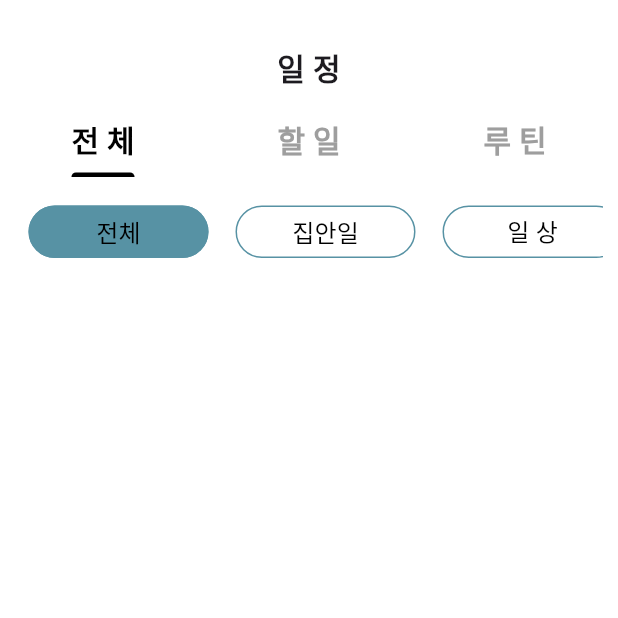
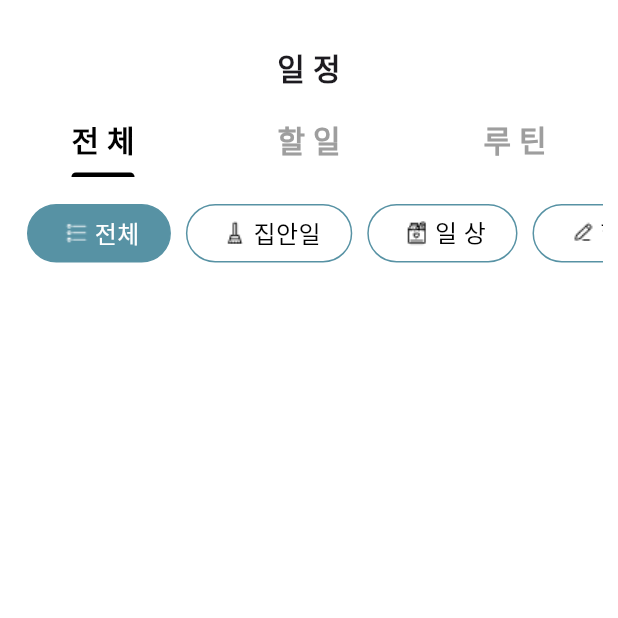
Before and after one commit to lojo0307/KingMaker, a Flutter app: the ScheduleMain screen opened directly, on a phone screen of 412 x 824 dp, the top half of it. Run offline on Flutter 3.47's test engine with Material 2 defaults, Android fonts, the phone set to English and light mode, and no system bars; drawn by our look-alikes of custom_radio_grouped_button; our stand-ins replace dio, firebase_core, firebase_messaging, flutter_dotenv, flutter_local_notifications, flutter_secure_storage and 4 more; missing offline and left inert: date_picker_plus, flame, flutter_animated_dialog, flutter_flip_card, kakao_flutter_sdk, time_picker_sheet; accounts and stored records are empty; network calls fail; Roboto replaces fonts that are missing (PretendardBold); statements that could not run were skipped.

Commit message:
Merge: 카테고리별 이미지 및 일정 제목 긴 경우 처리 추가

```diff
--- a/frontend/kingmaker/lib/page/todo_detail_page.dart
+++ b/frontend/kingmaker/lib/page/todo_detail_page.dart
@@ -85,7 +85,8 @@ class _TodoDetailPageState extends State<TodoDetailPage> {
                                 mainAxisAlignment:
                                     MainAxisAlignment.spaceBetween,
                                 children: [
-                                  Container(
+                                  Expanded(
+                                    child: Container(
                                       child: Row(
                                         children: [
                                           Image.asset(
@@ -96,11 +97,20 @@ class _TodoDetailPageState extends State<TodoDetailPage> {
                                           SizedBox(
                                             width: 8,
                                           ),
-                                        Text(data['title']!,
-                                            style: TextStyle(
-                                              fontSize: 20,
-                                            )),
+                                          Expanded(
+                                            child: Wrap(
+                                              direction: Axis.horizontal,
+                                              children: [
+                                                Text(
+                                                  data['title']!,
+                                                  style: TextStyle(fontSize: 25),
+                                                  softWrap: true,
+                                                ),
                                               ],
+                                            ),
+                                          ),
+                                        ],
+                                      ),
                                     ),
                                   ),
                                   Container(
--- a/frontend/kingmaker/lib/widget/schedule/schedule_info.dart
+++ b/frontend/kingmaker/lib/widget/schedule/schedule_info.dart
@@ -17,7 +17,8 @@ class ScheduleInfo extends StatelessWidget {
       child: Column(
         crossAxisAlignment: CrossAxisAlignment.start,
         children: [
-          Text(data['title'].toString(),
+          Text(
+            _truncateText(data['title'].toString(), 10),
             style: TextStyle(
               fontSize: 20,
               decoration: (data['achieved'] == '1') ? TextDecoration.lineThrough : TextDecoration.none,
@@ -28,4 +29,13 @@ class ScheduleInfo extends StatelessWidget {
       ),
     );
   }
+
+  //10자가 넘어가면 ...으로 처리
+  String _truncateText(String text, int maxLength) {
+    if (text.length <= maxLength) {
+      return text;
+    } else {
+      return text.substring(0, maxLength) + '...';
+    }
+  }
 }
--- a/frontend/kingmaker/lib/widget/schedule/schedule_set.dart
+++ b/frontend/kingmaker/lib/widget/schedule/schedule_set.dart
@@ -1,4 +1,3 @@
-import 'package:custom_radio_grouped_button/custom_radio_grouped_button.dart';
 import 'package:flutter/material.dart';
 import 'package:kingmaker/widget/schedule/schedule_card.dart';
 class ScheduleSet extends StatefulWidget {
@@ -14,41 +13,56 @@ class _ScheduleSetState extends State<ScheduleSet> {
   static const category = ['전체', '집안일' ,'일 상', '학 습', '건 강', '업 무', '기 타'];
   static const idxs = ['0', '1' ,'2', '3', '4', '5', '6'];
   String idx = '0';
+
   @override
   Widget build(BuildContext context) {
     return Column(
       children: [
         Container(
-          padding: EdgeInsets.all(10),
-          child: Row(
-            children: <Widget>[
-              Expanded(
-                child: CustomRadioButton(
-                  elevation: 0,
-                  unSelectedColor: Colors.transparent,
-                  buttonLables: category,
-                  buttonValues: idxs,
-                  selectedBorderColor: const Color(0xFF5792A4),
-                  buttonTextStyle: const ButtonTextStyle(
-                      selectedColor: Colors.black,
-                      unSelectedColor: Colors.black,
-                      textStyle: TextStyle(fontSize: 16)
-                  ),
-                  radioButtonValue: (value) {
-                    idx = value;
-                    setState(() {});
-                  },
-                  defaultSelected: idxs[0],
-                  unSelectedBorderColor: const Color(0xFF5792A4),
-                  horizontal: false,
-                  width: 120,
-                  selectedColor: const Color(0xFF5792A4),
-                  padding: 5,
-                  enableShape: true,
-                ),
-              ),
+          margin: EdgeInsets.all(10),
+          padding: EdgeInsets.only(top: 5),
+          height: 50.0,
+          child: ListView(
+            scrollDirection: Axis.horizontal,
+            padding: EdgeInsets.all(3),
+            children: [
+              for (int i = 0; i < 6; i++)
+                _buildButton(context, category[i], idxs[i], i),
             ],
           ),
+
+
+          // child: Row(
+          //   children: <Widget>[
+          //     Expanded(
+          //       child: CustomRadioButton(
+          //         elevation: 0,
+          //         unSelectedColor: Colors.transparent,
+          //         buttonLables: category,
+          //         buttonValues: idxs,
+          //         selectedBorderColor: const Color(0xFF5792A4),
+          //         buttonTextStyle: const ButtonTextStyle(
+          //             selectedColor: Colors.white,
+          //             unSelectedColor: Colors.black,
+          //             textStyle: TextStyle(fontSize: 16)
+          //         ),
+          //         radioButtonValue: (value) {
+          //           idx = value;
+          //           setState(() {});
+          //         },
+          //         defaultSelected: idxs[0],
+          //         unSelectedBorderColor: const Color(0xFF5792A4),
+          //         horizontal: false,
+          //         width: 120,
+          //         selectedColor: const Color(0xFF5792A4),
+          //         padding: 5,
+          //         enableShape: true,
+          //       ),
+          //     ),
+          //   ],
+          // ),
+
+
         ),
         Expanded(
           child: SingleChildScrollView(
@@ -74,4 +88,49 @@ class _ScheduleSetState extends State<ScheduleSet> {
       ],
     );
   }
+  Widget _buildButton(BuildContext context, String label, String value, int imageIndex) {
+    bool isSelected = value == idx;
+    String imagePath = 'assets/images/category/$imageIndex.png';
+
+    return InkWell(
+      onTap: () {
+        idx = value;
+        setState(() {});
+      },
+      customBorder: RoundedRectangleBorder(
+        borderRadius: BorderRadius.circular(20),
+      ),
+      splashFactory: InkRipple.splashFactory,
+      radius: 20,
+
+      child: Container(
+        margin: EdgeInsets.symmetric(horizontal: 5),
+        padding: EdgeInsets.fromLTRB(20, 5, 20, 5),
+        decoration: BoxDecoration(
+          color: isSelected ? Color(0xFF5792A4) : Colors.transparent,
+          border: Border.all(
+            color: const Color(0xFF5792A4),
+          ),
+          borderRadius: BorderRadius.circular(20),
+        ),
+        child: Row(
+          children: [
+            Image.asset(
+              imagePath,
+              color: isSelected ? Colors.white : Colors.black,
+              width: 24,
+              height: 24,
+            ),
+            Text(
+              label,
+              style: TextStyle(
+                fontSize: 16,
+                color: isSelected ? Colors.white : Colors.black,
+              ),
+            ),
+          ],
+        ),
+      ),
+    );
+  }
 }
```
Also changed, not shown: frontend/kingmaker/pubspec.yaml (+7 -0 lines), frontend/kingmaker/assets/images/category/0.png (added), frontend/kingmaker/assets/images/category/1.png (added), frontend/kingmaker/assets/images/category/2.png (added), frontend/kingmaker/assets/images/category/3.png (added), frontend/kingmaker/assets/images/category/4.png (added), frontend/kingmaker/assets/images/category/5.png (added), frontend/kingmaker/assets/images/category/6.png (added). Lines whose indentation alone changed are shown as unchanged.
